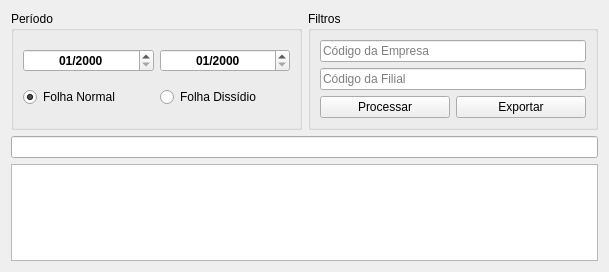
Above: guiainssfolha.ui from fallomermo/SeverinoToolKit before the change. Below: the same form after it.
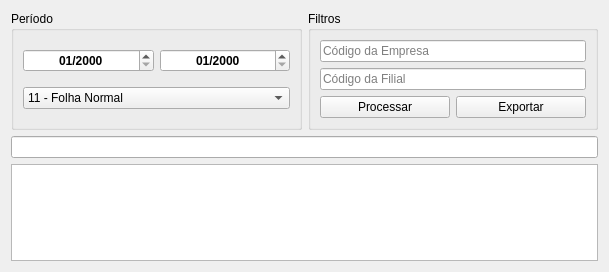
That is the form after the change. Icons and pictures are not drawn.

What changed in the file:
```diff
--- a/guiainssfolha.ui
+++ b/guiainssfolha.ui
@@ -81,21 +81,33 @@
         </property>
        </widget>
       </item>
-      <item row="1" column="0">
-       <widget class="QRadioButton" name="campoFolhaNormal">
+      <item row="1" column="0" colspan="2">
+       <widget class="QComboBox" name="tipoFolhaComboBox">
+        <item>
         <property name="text">
-         <string>Folha Normal</string>
-        </property>
-        <property name="checked">
-         <bool>true</bool>
-        </property>
-       </widget>
-      </item>
-      <item row="1" column="1">
-       <widget class="QRadioButton" name="campoFolhaDissidio">
+          <string>11 - Folha Normal</string>
+         </property>
+        </item>
+        <item>
+         <property name="text">
+          <string>12 - Folha Complementar</string>
+         </property>
+        </item>
+        <item>
         <property name="text">
-         <string>Folha Dissídio</string>
-        </property>
+          <string>14 - Folha Complementar de Dissídio</string>
+         </property>
+        </item>
+        <item>
+         <property name="text">
+          <string>31 - Folha Adiantamento de 13º</string>
+         </property>
+        </item>
+        <item>
+         <property name="text">
+          <string>32 - Folha 13º Integral</string>
+         </property>
+        </item>
        </widget>
       </item>
      </layout>
```
Left out of the diff: 3 changed lines with no effect on the pictures. Lines whose indentation alone changed are shown as unchanged.
